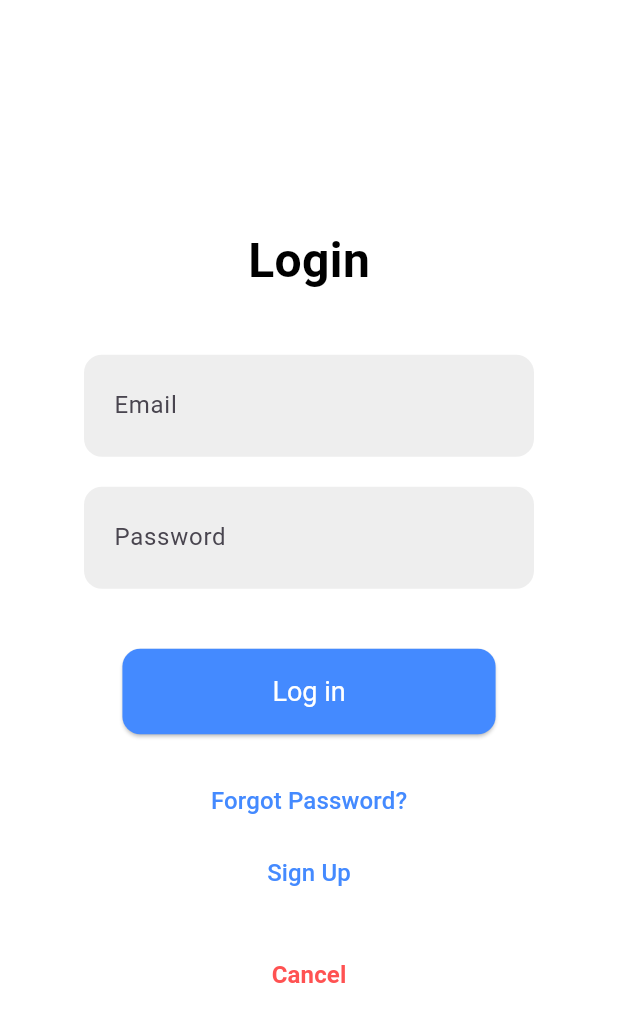
After one commit to zac-cannon/CampusCost, a Flutter app: the screen it shows after launch, after a tap on "Login / Sign Up", on a phone screen of 412 x 824 dp. The commit adds this screen. Shown: the top 1022 px of the screen. Run offline on Flutter 3.47's test engine with Material 3 defaults, Android fonts, the light colour scheme and no system bars; our stand-ins replace cloud_firestore, firebase_auth, firebase_core; accounts and stored records are empty; generated files the repository leaves out were written again.

Commit message:
User Auth: Firebase backend, login screens, save college button

```diff
--- a/campuscost_app/lib/main.dart
+++ b/campuscost_app/lib/main.dart
@@ -1,8 +1,11 @@
+import 'package:campuscost_app/screens/saved_screen.dart';
 import 'package:cloud_firestore/cloud_firestore.dart';
 import 'package:flutter/material.dart';
 import 'package:firebase_core/firebase_core.dart';
 import 'firebase_options.dart';
 import 'screens/college_search_screen.dart';
+import 'package:firebase_auth/firebase_auth.dart';
+import 'screens/login_screen.dart';
 
 
 Future<void> main() async {
@@ -85,8 +88,45 @@ class _HomeScreenState extends State<HomeScreen> with SingleTickerProviderStateM
 class HomeTab extends StatelessWidget {
   @override
   Widget build(BuildContext context) {
+    final User? user = FirebaseAuth.instance.currentUser;
+
     return Center(
-      child: Text('Welcome to the Campus Cost: College Cost & Budget Planner!'),
+      child: Column(
+        mainAxisAlignment: MainAxisAlignment.center,
+        children: [
+          Text(
+            'Welcome to the Campus Cost: College Cost & Budget Planner!',
+            textAlign: TextAlign.center,
+            style: TextStyle(fontSize: 18),
+          ),
+          SizedBox(height: 20),
+          user != null
+              ? Column(
+                  children: [
+                    Text("Logged in as: ${user.email}"),
+                    SizedBox(height: 10),
+                    ElevatedButton(
+                      onPressed: () async {
+                        await FirebaseAuth.instance.signOut();
+                        ScaffoldMessenger.of(context).showSnackBar(
+                          SnackBar(content: Text("Logged out")),
+                        );
+                      },
+                      child: Text("Logout"),
+                    ),
+                  ],
+                )
+              : ElevatedButton(
+                  onPressed: () {
+                    Navigator.push(
+                      context,
+                      MaterialPageRoute(builder: (_) => LoginScreen()),
+                    );
+                  },
+                  child: Text("Login / Sign Up"),
+                ),
+        ],
+      ),
     );
   }
 }
@@ -101,7 +141,7 @@ class CollegeSearchTab extends StatelessWidget {
 class BudgetPlannerTab extends StatelessWidget {
   @override
   Widget build(BuildContext context) {
-    return Center(child: Text('saved colleges and budgets view'));
+    return SavedCollegesScreen();
   }
 }
 
--- /dev/null
+++ b/campuscost_app/lib/screens/login_screen.dart
@@ -0,0 +1,137 @@
+import 'package:flutter/material.dart';
+import 'package:firebase_auth/firebase_auth.dart';
+
+import 'signup_screen.dart';
+import 'forgot_password_screen.dart';
+
+class LoginScreen extends StatefulWidget {
+  @override
+  _LoginScreenState createState() => _LoginScreenState();
+}
+
+class _LoginScreenState extends State<LoginScreen> {
+  final TextEditingController _emailController = TextEditingController();
+  final TextEditingController _passwordController = TextEditingController();
+  String _errorMessage = '';
+
+  Future<void> _login() async {
+    final email = _emailController.text.trim();
+    final password = _passwordController.text.trim();
+
+    if (email.isEmpty || password.isEmpty) {
+      setState(() => _errorMessage = 'Email and password are required');
+      return;
+    }
+
+    try {
+      await FirebaseAuth.instance.signInWithEmailAndPassword(
+        email: email,
+        password: password,
+      );
+      Navigator.pop(context); // Close login screen on successful login
+    } catch (e) {
+      setState(() => _errorMessage = 'Incorrect email or password. Please try again.');
+    }
+  }
+
+  @override
+  Widget build(BuildContext context) {
+    return Scaffold(
+      backgroundColor: Colors.white,
+      body: Center(
+        child: SingleChildScrollView(
+          padding: const EdgeInsets.symmetric(horizontal: 24.0, vertical: 16.0),
+          child: Column(
+            mainAxisAlignment: MainAxisAlignment.center,
+            children: [
+              const Text(
+                'Login',
+                style: TextStyle(
+                  fontSize: 32,
+                  fontWeight: FontWeight.bold,
+                  color: Colors.black,
+                ),
+              ),
+              const SizedBox(height: 40),
+              _buildTextField(_emailController, "Email", false),
+              const SizedBox(height: 20),
+              _buildTextField(_passwordController, "Password", true),
+              const SizedBox(height: 20),
+              if (_errorMessage.isNotEmpty)
+                Text(
+                  _errorMessage,
+                  style: const TextStyle(color: Colors.red, fontWeight: FontWeight.bold),
+                ),
+              const SizedBox(height: 20),
+              ElevatedButton(
+                onPressed: _login,
+                style: ElevatedButton.styleFrom(
+                  backgroundColor: Colors.blueAccent,
+                  foregroundColor: Colors.white,
+                  padding: const EdgeInsets.symmetric(horizontal: 100, vertical: 18),
+                  textStyle: const TextStyle(fontSize: 18),
+                  shape: RoundedRectangleBorder(
+                    borderRadius: BorderRadius.circular(12),
+                  ),
+                ),
+                child: const Text('Log in'),
+              ),
+              const SizedBox(height: 20),
+              TextButton(
+                onPressed: () {
+                  Navigator.push(
+                    context,
+                    MaterialPageRoute(builder: (_) => ForgotPasswordScreen()),
+                  );
+                },
+                child: const Text(
+                  'Forgot Password?',
+                  style: TextStyle(color: Colors.blueAccent, fontSize: 16),
+                ),
+              ),
+              TextButton(
+                onPressed: () {
+                  Navigator.push(
+                    context,
+                    MaterialPageRoute(builder: (_) => SignUpScreen()),
+                  );
+                },
+                child: const Text(
+                  'Sign Up',
+                  style: TextStyle(color: Colors.blueAccent, fontSize: 16),
+                ),
+              ),
+              const SizedBox(height: 20),
+              TextButton(
+                onPressed: () => Navigator.pop(context),
+                child: const Text(
+                  'Cancel',
+                  style: TextStyle(color: Colors.redAccent, fontSize: 16, fontWeight: FontWeight.w600),
+                ),
+              ),
+            ],
+          ),
+        ),
+      ),
+    );
+  }
+
+  Widget _buildTextField(TextEditingController controller, String hint, bool isPassword) {
+    return Container(
+      width: 300,
+      padding: const EdgeInsets.symmetric(horizontal: 20, vertical: 10),
+      decoration: BoxDecoration(
+        color: Colors.grey.shade200,
+        borderRadius: BorderRadius.circular(12),
+      ),
+      child: TextField(
+        controller: controller,
+        obscureText: isPassword,
+        decoration: InputDecoration(
+          hintText: hint,
+          border: InputBorder.none,
+        ),
+      ),
+    );
+  }
+}
--- /dev/null
+++ b/campuscost_app/lib/services/auth_service.dart
@@ -0,0 +1,22 @@
+import 'package:firebase_auth/firebase_auth.dart';
+
+class AuthService {
+  static final FirebaseAuth _auth = FirebaseAuth.instance;
+
+  static Future<User?> signUp(String email, String password) async {
+    final userCredential = await _auth.createUserWithEmailAndPassword(email: email, password: password);
+    return userCredential.user;
+  }
+
+  static Future<User?> login(String email, String password) async {
+    final userCredential = await _auth.signInWithEmailAndPassword(email: email, password: password);
+    return userCredential.user;
+  }
+
+  static Future<void> logout() async => await _auth.signOut();
+
+  static Future<void> resetPassword(String email) async =>
+      await _auth.sendPasswordResetEmail(email: email);
+
+  static Stream<User?> get userChanges => _auth.authStateChanges();
+}
--- a/campuscost_app/pubspec.yaml
+++ b/campuscost_app/pubspec.yaml
@@ -38,6 +38,7 @@ dependencies:
   http: ^1.3.0
   firebase_core: ^3.12.1
   url_launcher: ^6.3.1
+  firebase_auth: ^5.5.1
 
 dev_dependencies:
   flutter_test:
```
Also changed, not shown: campuscost_app/lib/screens/college_details_screen.dart (+88 -28 lines), campuscost_app/lib/screens/college_search_screen.dart (+35 -0 lines), campuscost_app/lib/screens/forgot_password_screen.dart (added, +90 -0 lines), campuscost_app/lib/screens/saved_screen.dart (added, +61 -0 lines), campuscost_app/lib/screens/signup_screen.dart (added, +99 -0 lines), campuscost_app/pubspec.lock, 3 other files.
